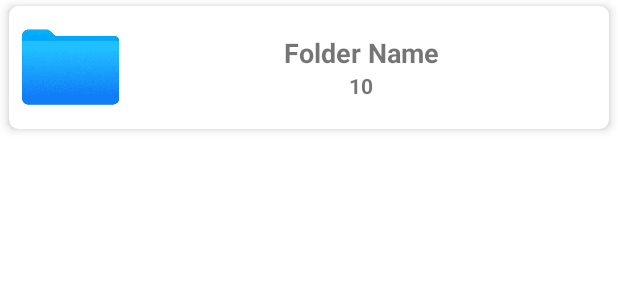
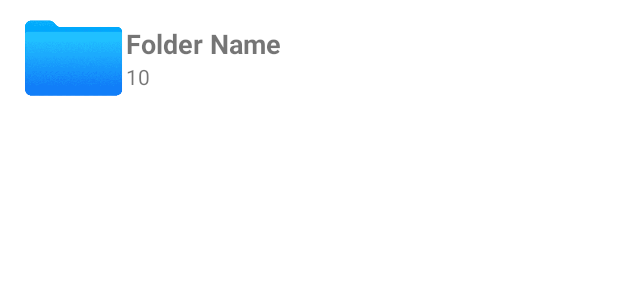
Before and after one commit to AnshukumarAk/Video-Player, an Android app: the layout folder_view.xml on its own in the app's theme, with its tools: preview values and no code run, on a phone screen of 412 x 824 dp. Shown: the top 300 px of the screen. Run offline under Robolectric (Android 15) with nearby library versions, the phone set to English and light mode, and no system bars.

Commit message:
Some Changes

```diff
--- a/app/src/main/java/com/indev/videoplayer/Adapter/FolderAdapter.java
+++ b/app/src/main/java/com/indev/videoplayer/Adapter/FolderAdapter.java
@@ -44,7 +44,7 @@ public class FolderAdapter extends RecyclerView.Adapter<FolderAdapter.MyViewhold
         String folderNames=folderName.get(position).substring(index+1);
 
         holder.tv_folder_name.setText(folderNames);
-        holder.tv_folder_count.setText(String.valueOf(countVideos(folderName.get(position))));
+        holder.tv_folder_count.setText(String.valueOf(countVideos(folderName.get(position)))+" videos");
 
         holder.itemView.setOnClickListener(new View.OnClickListener() {
             @Override
@@ -55,6 +55,9 @@ public class FolderAdapter extends RecyclerView.Adapter<FolderAdapter.MyViewhold
                 context.startActivity(intent);
             }
         });
+
+
+
 
     }
 
--- a/app/src/main/res/layout/folder_view.xml
+++ b/app/src/main/res/layout/folder_view.xml
@@ -7,22 +7,12 @@
 
 
 
-    <androidx.cardview.widget.CardView
-        android:layout_width="match_parent"
-        android:layout_height="wrap_content"
-        app:cardCornerRadius="6dp"
-        app:cardElevation="4dp"
-        android:layout_marginTop="4dp"
-        android:layout_marginHorizontal="6dp"
-        android:layout_marginBottom="10dp"
-        >
-
-
         <LinearLayout
             android:layout_width="match_parent"
+            android:layout_marginHorizontal="10dp"
             android:layout_height="wrap_content"
             android:orientation="horizontal"
-            android:padding="6dp"
+            android:padding="4dp"
             >
 
             <ImageView
@@ -43,7 +33,6 @@
                     android:textStyle="bold"
                     android:textSize="18sp"
                     android:text="Folder Name"
-                    android:gravity="center"
                     />
 
 
@@ -52,9 +41,7 @@
                     android:id="@+id/tv_folder_count"
                     android:layout_width="match_parent"
                     android:layout_height="wrap_content"
-                    android:textStyle="bold"
                     android:text="10"
-                    android:gravity="center"
                     />
 
 
@@ -63,7 +50,6 @@
 
         </LinearLayout>
 
-    </androidx.cardview.widget.CardView>
 
 
 
--- a/app/src/main/res/values/colors.xml
+++ b/app/src/main/res/values/colors.xml
@@ -1,8 +1,8 @@
 <?xml version="1.0" encoding="utf-8"?>
 <resources>
     <color name="purple_200">#FFBB86FC</color>
-    <color name="purple_500">#FF6200EE</color>
-    <color name="purple_700">#FF3700B3</color>
+    <color name="purple_500">#0CB2A3</color>
+    <color name="purple_700">#0CB2A3</color>
     <color name="teal_200">#FF03DAC5</color>
     <color name="teal_700">#FF018786</color>
     <color name="black">#FF000000</color>
```
Also changed, not shown: app/src/main/res/layout/files_view.xml (+3 -12 lines).
